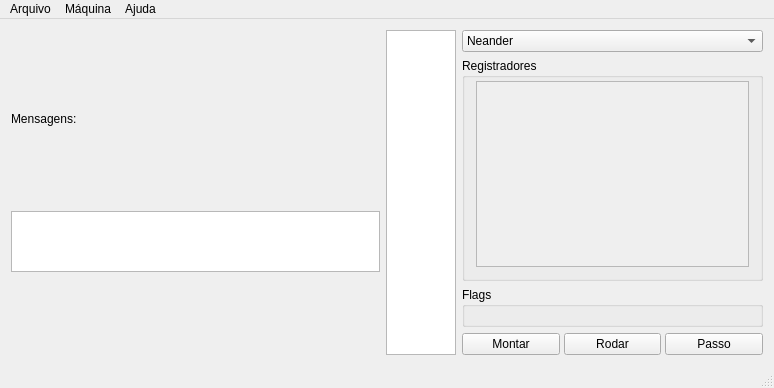
Qt form hidra/gui/hidragui.ui (petcomputacaoufrgs/hidracpp) before a commit.
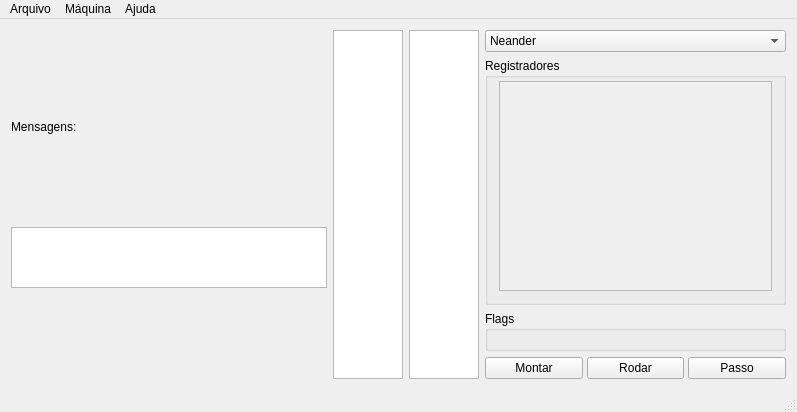
The same form after that commit.

Patch:
```diff
--- a/hidra/gui/hidragui.ui
+++ b/hidra/gui/hidragui.ui
@@ -6,8 +6,8 @@
    <rect>
     <x>0</x>
     <y>0</y>
-    <width>774</width>
-    <height>388</height>
+    <width>797</width>
+    <height>412</height>
    </rect>
   </property>
   <property name="windowTitle">
@@ -114,6 +114,40 @@
       </property>
      </widget>
     </item>
+    <item>
+     <widget class="QTableView" name="tableViewMemoryData">
+      <property name="enabled">
+       <bool>true</bool>
+      </property>
+      <property name="sizePolicy">
+       <sizepolicy hsizetype="Minimum" vsizetype="Expanding">
+        <horstretch>0</horstretch>
+        <verstretch>0</verstretch>
+       </sizepolicy>
+      </property>
+      <property name="minimumSize">
+       <size>
+        <width>0</width>
+        <height>0</height>
+       </size>
+      </property>
+      <property name="maximumSize">
+       <size>
+        <width>16777215</width>
+        <height>16777215</height>
+       </size>
+      </property>
+      <property name="sizeAdjustPolicy">
+       <enum>QAbstractScrollArea::AdjustToContents</enum>
+      </property>
+      <property name="selectionMode">
+       <enum>QAbstractItemView::SingleSelection</enum>
+      </property>
+      <property name="selectionBehavior">
+       <enum>QAbstractItemView::SelectRows</enum>
+      </property>
+     </widget>
+    </item>
     <item>
      <widget class="QWidget" name="areaSimulator" native="true">
       <property name="minimumSize">
@@ -186,7 +220,7 @@
                <x>0</x>
                <y>0</y>
                <width>279</width>
-               <height>197</height>
+               <height>221</height>
               </rect>
              </property>
              <layout class="QHBoxLayout" name="horizontalLayout_3">
@@ -349,7 +383,7 @@
     <rect>
      <x>0</x>
      <y>0</y>
-     <width>774</width>
+     <width>797</width>
      <height>21</height>
     </rect>
    </property>
```
Left out of the diff: 10 changed lines with no effect on the pictures.
